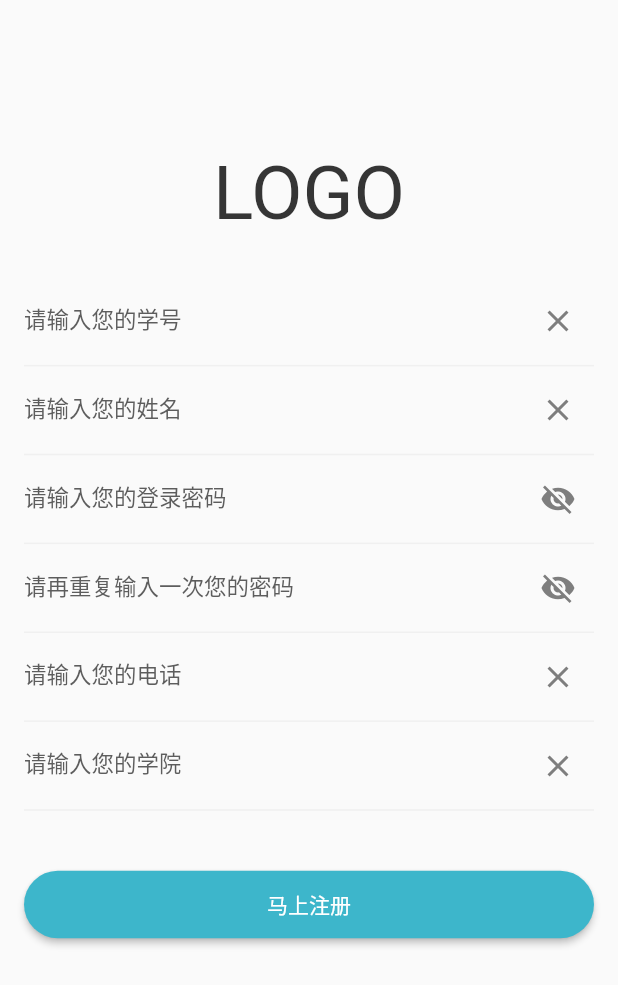
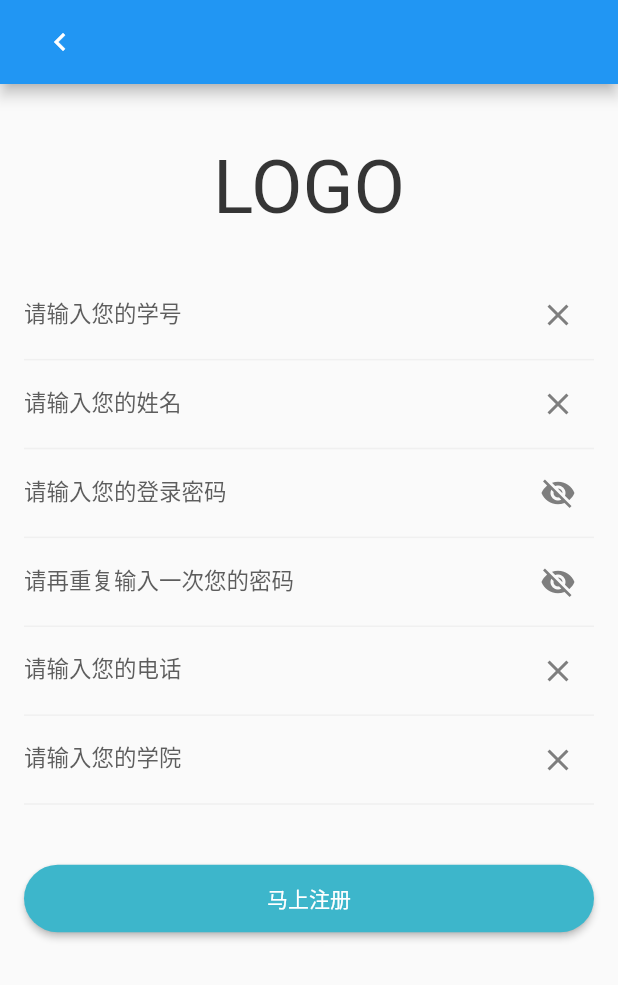
Before and after one commit to cetlewa/buaaCourse_2021, a Flutter app: the screen it shows after launch, after a tap on "注册账号", on a phone screen of 412 x 824 dp. Shown: the top 985 px of the screen. Run offline on Flutter 3.47's test engine with Material 2 defaults, Android fonts, the phone set to English and light mode, and no system bars; our stand-ins replace flutter_svg, fluttertoast; network calls fail; project files that could hold a hidden picture were left out.

Commit message:
注册页面添加返回按钮

```diff
--- a/lib/screens/login/register.dart
+++ b/lib/screens/login/register.dart
@@ -44,13 +44,12 @@ class _Register extends State<Register> {
         toast("没有看见您的学院呢o(￣ヘ￣o＃)");
       }
       else{
-        // _postData();
+        _postData();
       }
     }
   }
 
   _postData() async {
-    //TODO:Url
     var loginUrl="https://jsonplaceholder.typicode.com/posts";
 
     var result = await post(
@@ -94,11 +93,20 @@ class _Register extends State<Register> {
       debugShowCheckedModeBanner: false,
       title: "注册表单",
       home: Scaffold(
-        resizeToAvoidBottomInset: false,
-        body: Column(
+        appBar: AppBar(
+          title: IconButton(
+              icon: Icon(Icons.keyboard_arrow_left),
+              onPressed: () {
+                Navigator.pushNamed(context, "login_page");
+              }
+          ),
+        ),
+        // drawer: MyDrawer(),
+        body: SingleChildScrollView(
+          child: Column(
             children: <Widget>[
               Container(
-                padding: const EdgeInsets.only(top: 100.0, bottom: 10.0),
+                  padding: const EdgeInsets.only(top: 40.0, bottom: 10.0),
                   child: const Text(
                     'LOGO',
                     style: TextStyle(
@@ -311,6 +319,7 @@ class _Register extends State<Register> {
             ],
           ),
         ),
+      ),
     );
   }
 
```
Also changed, not shown: 1 other file. Lines whose indentation alone changed are shown as unchanged.
